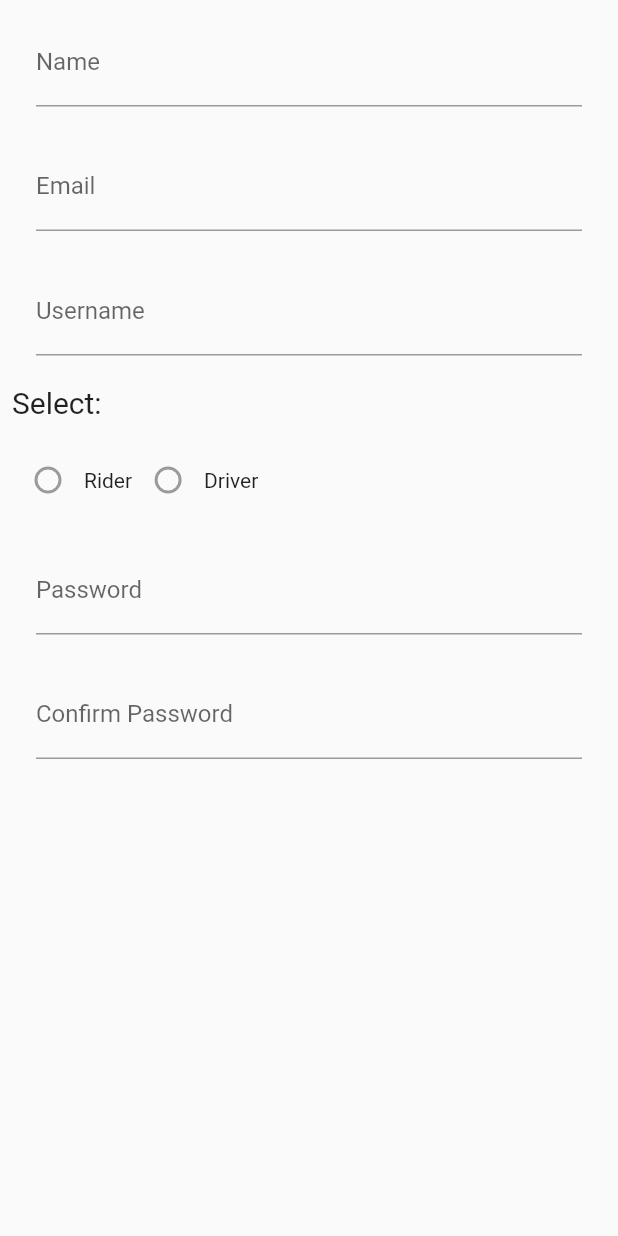
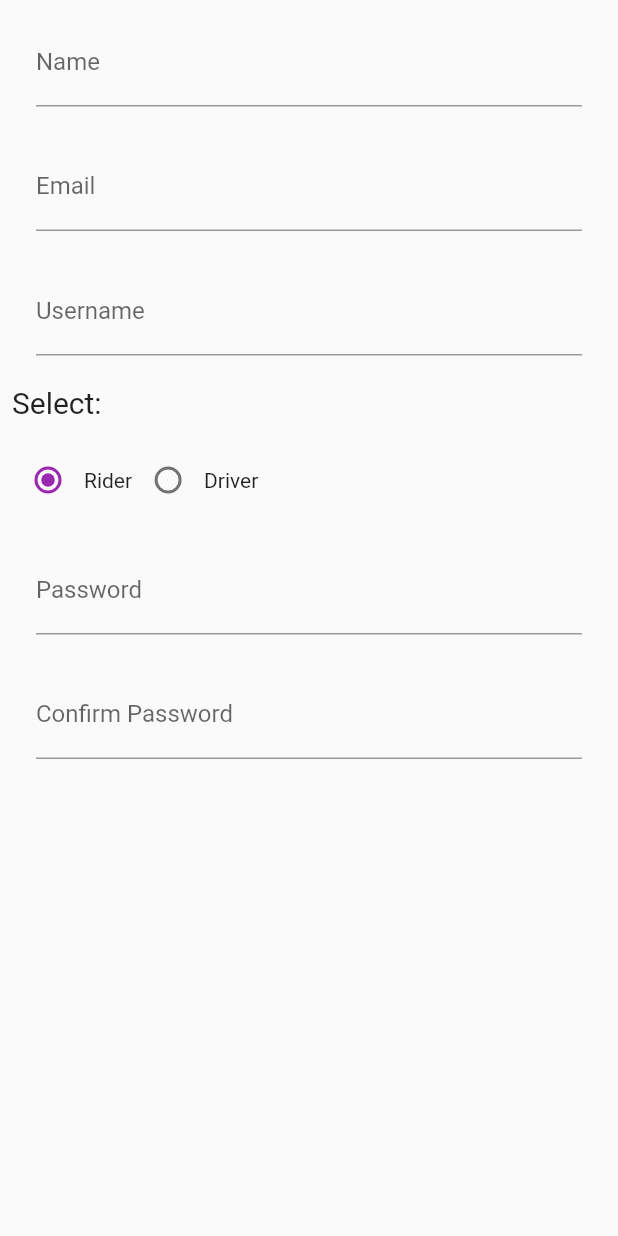
Before and after one commit to gulfamhussain80/tuktukapp, a Flutter app: the SignUp screen opened directly, on a phone screen of 412 x 824 dp. Run offline on Flutter 3.47's test engine with Material 2 defaults, Android fonts, the phone set to English and light mode, and no system bars; missing offline and left inert: gradient_text.

Commit message:
sign up form updated.

```diff
--- a/lib/ui/signup.dart
+++ b/lib/ui/signup.dart
@@ -6,6 +6,22 @@ class SignUp extends StatefulWidget {
 
 class _SignUpState extends State<SignUp> {
   final _signUpKey=GlobalKey<State>();
+  String _radioSelected="rider";
+
+  @override
+  void initState() {
+    setState(() {
+      _radioSelected="rider";
+    });
+    super.initState();
+  }
+
+  void handleRadio(String val)
+  {
+    setState(() {
+      _radioSelected=val;
+    });
+  }
   @override
   Widget build(BuildContext context) {
     return Scaffold(
@@ -70,15 +86,19 @@ class _SignUpState extends State<SignUp> {
               mainAxisAlignment: MainAxisAlignment.start,
               children: <Widget>[
                 Radio(
-                  value: 0,
-                  groupValue: "catergory",
+                  value: "rider",
+                  groupValue: _radioSelected,
+                  onChanged: handleRadio,
+                  activeColor: Colors.purple,
                 ),
                 Text(
                   "Rider"
                 ),
                 Radio(
-                  value: 0,
-                  groupValue: "catergory",
+                  value: "driver",
+                  groupValue: _radioSelected,
+                  onChanged: handleRadio,
+                  activeColor: Colors.green,
                 ),
                 Text(
                     "Driver"
```
